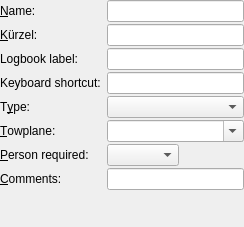
This is src/gui/windows/objectEditor/LaunchMethodEditorPane.ui in startkladde/startkladde as Qt 5 draws it before an edit. The edited form follows.
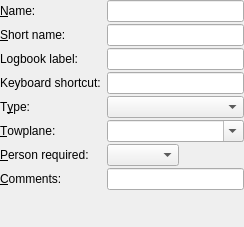
This is the edited form. Custom widgets are drawn as their Qt base class.

What changed in the file:
```diff
--- a/src/gui/windows/objectEditor/LaunchMethodEditorPane.ui
+++ b/src/gui/windows/objectEditor/LaunchMethodEditorPane.ui
@@ -43,7 +43,7 @@
    <item row="1" column="0">
     <widget class="QLabel" name="label_3">
      <property name="text">
-      <string>&amp;Kürzel:</string>
+      <string>&amp;Short name:</string>
      </property>
      <property name="buddy">
       <cstring>shortNameInput</cstring>
```
